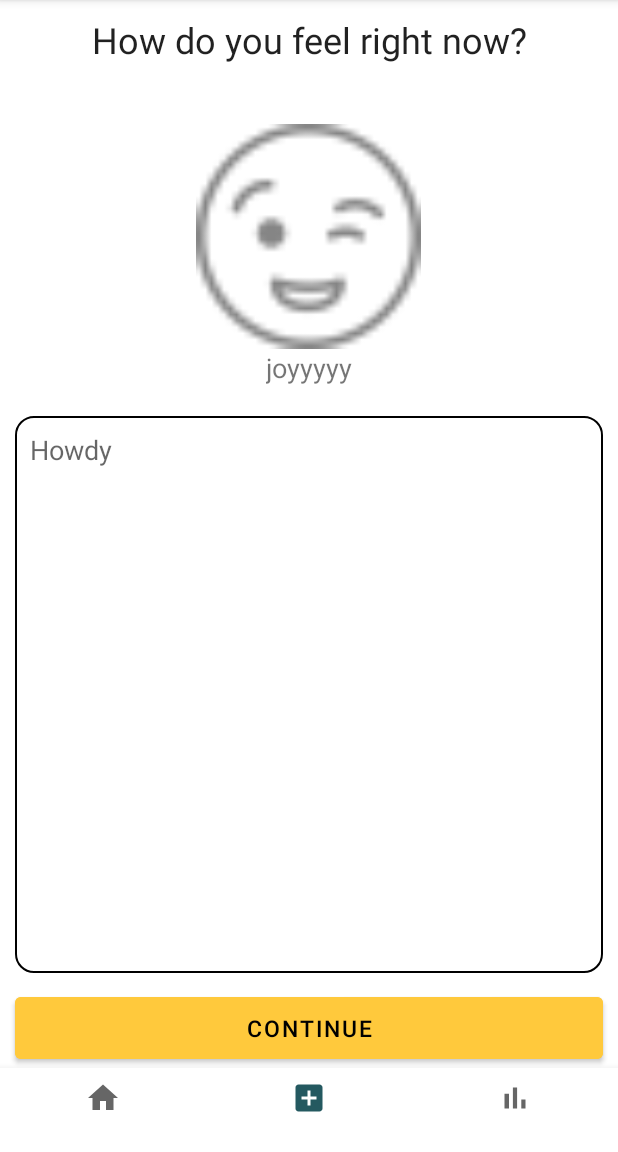
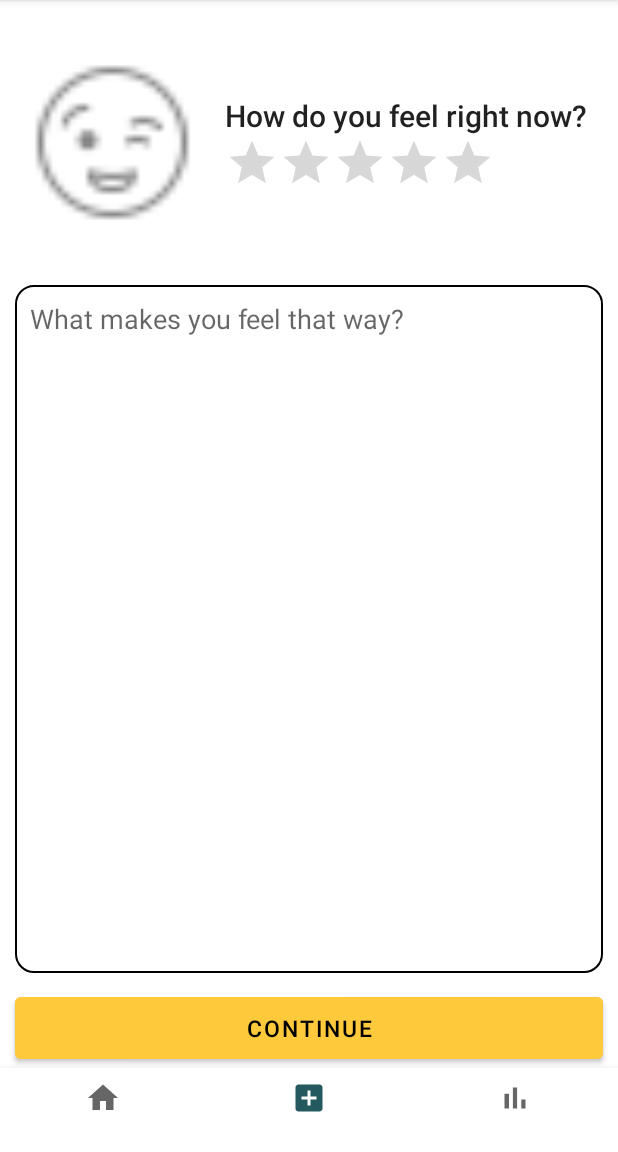
Before and after one commit to TeamMoodTrackerADY/MoodGuru, an Android app: the screen it shows after launch (MainActivity), on a phone screen of 412 x 824 dp, the part 84-1236 px from its top. Run offline under Robolectric (Android 15) with nearby library versions, the phone set to English and light mode, and no system bars; libraries missing offline, so code that uses them is left out: com.parse; pictures from the network do not load; 9 statements that could not run were skipped.

Commit message:
suggestion based on selected adjective

```diff
--- a/app/src/main/java/com/example/moodguru/MoodGuru.kt
+++ b/app/src/main/java/com/example/moodguru/MoodGuru.kt
@@ -4,6 +4,7 @@ import android.app.Application
 import com.example.moodguru.parseDataModel.Advice
 import com.example.moodguru.parseDataModel.Emotion
 import com.example.moodguru.parseDataModel.Post
+import com.example.moodguru.parseDataModel.Quote
 import com.parse.Parse
 import com.parse.ParseObject
 
--- a/app/src/main/java/com/example/moodguru/fragments/ComposeFragment.kt
+++ b/app/src/main/java/com/example/moodguru/fragments/ComposeFragment.kt
@@ -7,10 +7,7 @@ import androidx.fragment.app.Fragment
 import android.view.LayoutInflater
 import android.view.View
 import android.view.ViewGroup
-import android.widget.Button
-import android.widget.EditText
-import android.widget.ImageView
-import android.widget.TextView
+import android.widget.*
 import androidx.fragment.app.setFragmentResultListener
 import com.bumptech.glide.Glide
 import com.example.moodguru.R
@@ -23,11 +20,16 @@ class ComposeFragment : Fragment() {
     lateinit var ivEmoji: ImageView
     lateinit var btnContinue: Button
     lateinit var tvEmotionLabel: TextView
+    lateinit var ratingBar: RatingBar
+
+    var adjToSend:String? = null
 
     companion object{
         val TAG = "ComposeFragment"
         val KEY_REQUEST_EMO = "select_an_emotion"
-        val HINT = "What makes you feel %s?"
+        val HINT = "What makes you %s?"
+        val KEY_ADJ_TO_SUGG = "send_adj_to_suggestion"
+        val KEY_RATING_TO_SUGG = "send_rating_to_suggestion"
     }
 
     override fun onCreateView(
@@ -46,6 +48,7 @@ class ComposeFragment : Fragment() {
             val emotion = bundle.getParcelable<Emotion>(EmotionFragment.KEY_SELECT_EMO)
             Log.d(TAG, "ready to display: " + emotion?.getAdjective())
             if (emotion != null) {
+                adjToSend = emotion.getAdjective()
                 setEmotionToDisplay(emotion)
                 etJournal.hint = String.format(HINT, emotion.getAdjective()?.lowercase())
             }
@@ -54,7 +57,9 @@ class ComposeFragment : Fragment() {
 
     private fun setEmotionToDisplay(emotion: Emotion) {
         tvEmotionLabel.text = emotion.getAdjective()
-        Glide.with(requireContext()).load(emotion.getEmoji()?.url).into(ivEmoji)
+        Glide.with(requireContext())
+            .load(emotion.getEmoji()?.url)
+            .into(ivEmoji)
     }
 
     override fun onViewCreated(view: View, savedInstanceState: Bundle?) {
@@ -63,19 +68,30 @@ class ComposeFragment : Fragment() {
         ivEmoji = view.findViewById(R.id.ivEmoji)
         tvEmotionLabel = view.findViewById(R.id.tvEmotionLabel)
         btnContinue = view.findViewById(R.id.btnContinue)
+        ratingBar = view.findViewById(R.id.rbEmotionLevel)
 
         ivEmoji.setOnClickListener {
             EmotionFragment.showEmotionFragment(requireActivity().supportFragmentManager)
         }
 
+        // Send current adjective & rating to SuggestionActivity
         btnContinue.setOnClickListener {
             val i = Intent(requireContext(), SuggestionActivity::class.java)
-            startActivity(i)
+//            Log.d(TAG, "rating is: " + ratingBar.rating)
+
+            if (adjToSend == null){
+                Toast.makeText(requireContext(),
+                    "Select an emotion to continue", Toast.LENGTH_SHORT)
+                    .show()
+            } else{
+                i.putExtra(KEY_ADJ_TO_SUGG, adjToSend)
+                i.putExtra(KEY_RATING_TO_SUGG, ratingBar.rating)
+                startActivity(i)
+                // TODO: transaction
+            }
+
         }
 
 
-        // TODO: UI add title (optional), add colum in db
-        //
-
     }
 }
--- a/app/src/main/java/com/example/moodguru/fragments/EmotionFragment.kt
+++ b/app/src/main/java/com/example/moodguru/fragments/EmotionFragment.kt
@@ -40,7 +40,7 @@ class EmotionFragment : DialogFragment() {
         super.onCreate(savedInstanceState)
         emotionAdapter = EmotionAdapter(requireContext(), emotionList, object : EmotionAdapter.OnSelectHandler{
             override fun onSelect(emotion: Emotion) {
-                Toast.makeText(requireContext(), emotion.getAdjective() + " is selected", Toast.LENGTH_SHORT).show()
+//                Toast.makeText(requireContext(), emotion.getAdjective() + " is selected", Toast.LENGTH_SHORT).show()
                 setFragmentResult(ComposeFragment.KEY_REQUEST_EMO, bundleOf(KEY_SELECT_EMO to emotion))
                 dismiss()
             }
--- a/app/src/main/java/com/example/moodguru/parseDataModel/Quote.kt
+++ b/app/src/main/java/com/example/moodguru/parseDataModel/Quote.kt
@@ -6,7 +6,7 @@ import com.parse.ParseObject
 @ParseClassName("Quote")
 class Quote: ParseObject() {
     companion object{
-        val KEY_CONTENT = "content"
+        val KEY_CONTENT = "quote"
         val KEY_AUTHOR = "author"
     }
 
--- a/app/src/main/res/layout/activity_suggestion.xml
+++ b/app/src/main/res/layout/activity_suggestion.xml
@@ -4,7 +4,8 @@
     xmlns:app="http://schemas.android.com/apk/res-auto"
     xmlns:tools="http://schemas.android.com/tools"
     android:layout_width="match_parent"
-    android:layout_height="match_parent">
+    android:layout_height="match_parent"
+    android:transitionName="">
 
     <TextView
         android:id="@+id/tvSuggestionHeader"
--- a/app/src/main/res/layout/fragment_compose.xml
+++ b/app/src/main/res/layout/fragment_compose.xml
@@ -12,33 +12,57 @@
         android:layout_alignParentTop="true"
         android:layout_marginTop="10dp"
         android:text="How do you feel right now?"
+        android:visibility="gone"
         android:textAlignment="center"
         android:textAppearance="@style/TextAppearance.Material3.HeadlineSmall" />
 
+
+
+    <RelativeLayout
+        android:layout_width="match_parent"
+        android:layout_height="wrap_content"
+        android:layout_below="@id/tvPrompt"
+        android:layout_marginTop="20dp"
+        android:id="@+id/emojiSelector">
         <ImageView
             android:id="@+id/ivEmoji"
             android:layout_width="150dp"
             android:layout_height="150dp"
-        android:layout_below="@id/tvPrompt"
-        android:layout_centerHorizontal="true"
-        android:layout_marginTop="40dp"
+            android:scaleType="centerCrop"
             android:src="@drawable/ic_emoji_placeholder" />
-
+        <RelativeLayout
+            android:layout_width="wrap_content"
+            android:layout_height="wrap_content"
+            android:layout_toEndOf="@id/ivEmoji"
+            android:layout_centerVertical="true">
             <TextView
                 android:layout_width="wrap_content"
                 android:layout_height="wrap_content"
-        android:text="joyyyyy"
-        android:textSize="18sp"
+                android:text="How do you feel right now?"
+                android:textAppearance="@style/TextAppearance.AppCompat.Title"
                 android:id="@+id/tvEmotionLabel"
-        android:layout_below="@id/ivEmoji"
                 android:layout_centerHorizontal="true"/>
+
+            <RatingBar
+                android:id="@+id/rbEmotionLevel"
+                android:isIndicator="false"
+                android:layout_width="wrap_content"
+                android:layout_height="wrap_content"
+                android:layout_below="@id/tvEmotionLabel"
+                android:numStars="5"
+                style="@style/Widget.AppCompat.RatingBar.Indicator"
+                android:stepSize="0.5"/>
+        </RelativeLayout>
+
+    </RelativeLayout>
+
 
     <EditText
         android:id="@+id/etJournalContent"
         android:layout_width="match_parent"
         android:layout_height="match_parent"
         android:layout_above="@id/btnContinue"
-        android:layout_below="@id/tvEmotionLabel"
+        android:layout_below="@id/emojiSelector"
         android:layout_marginStart="10dp"
         android:layout_marginTop="20dp"
         android:layout_marginEnd="10dp"
@@ -46,7 +70,7 @@
         android:background="@drawable/journal_border"
         android:ems="10"
         android:gravity="top|start"
-        android:hint="Howdy"
+        android:hint="What makes you feel that way?"
         android:inputType="textMultiLine"
         android:padding="10dp" />
 
--- a/app/src/main/res/layout/fragment_dashboard.xml
+++ b/app/src/main/res/layout/fragment_dashboard.xml
@@ -9,6 +9,6 @@
     <TextView
         android:layout_width="match_parent"
         android:layout_height="match_parent"
-        android:text="@string/hello_blank_fragment" />
+        android:text="Display feed of old journals" />
 
 </FrameLayout>
```
Also changed, not shown: app/src/main/java/com/example/moodguru/SuggestionActivity.kt (+9 -3 lines), app/src/main/res/drawable-hdpi/ic_emoji_placeholder.png, app/src/main/res/drawable-mdpi/ic_emoji_placeholder.png, app/src/main/res/drawable-xhdpi/ic_emoji_placeholder.png, app/src/main/res/drawable-xxhdpi/ic_emoji_placeholder.png, app/src/main/res/drawable-xxxhdpi/ic_emoji_placeholder.png. Lines whose indentation alone changed are shown as unchanged.
